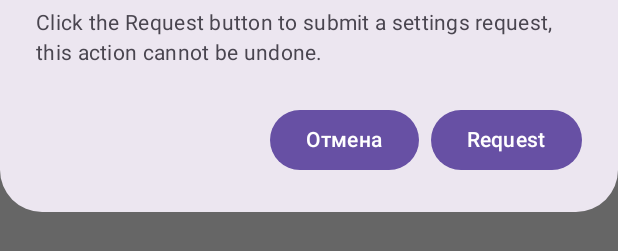
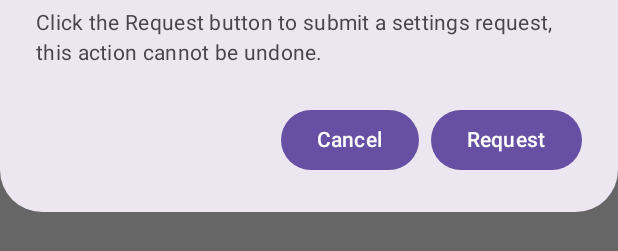
Before and after one commit to ByteFlipper-58/FFSensitivities2, an Android app built with Jetpack Compose: the @Preview function PreviewSensitivitiesRequestDialog, on a phone screen of 412 x 824 dp. Shown: the part 667-918 px from the top of the screen. Run offline under Robolectric (Android 15) with nearby library versions, the phone set to English and light mode, and no system bars.

Commit message:
Добавлены новые и недостающиеся локализации

```diff
--- a/app/src/main/AndroidManifest.xml
+++ b/app/src/main/AndroidManifest.xml
@@ -5,6 +5,7 @@
     <uses-permission android:name="android.permission.POST_NOTIFICATIONS"/>
     <uses-permission android:name="android.permission.INTERNET" />
     <uses-permission android:name="android.permission.ACCESS_NETWORK_STATE" />
+    <uses-permission android:name="android.permission.ACCESS_WIFI_STATE" />
     <uses-permission android:name="com.google.android.gms.permission.AD_ID" />
 
     <application
--- a/app/src/main/java/com/byteflipper/ffsensitivities/data/remote/BugReportApi.kt
+++ b/app/src/main/java/com/byteflipper/ffsensitivities/data/remote/BugReportApi.kt
@@ -73,12 +73,12 @@ suspend fun sendBugReport(tag: String, message: String): Result<ApiResponse> {
     // Проверяем ограничения API
     if (message.length > 4096) {
         Log.w(TAG, "Message too long: ${message.length} characters (max 4096)")
-        return Result.failure(Exception("Сообщение слишком длинное (${message.length} символов, максимум 4096)"))
+        return Result.failure(Exception("Message too long (${message.length} characters, maximum 4096)"))
     }
 
     if (tag.isBlank()) {
         Log.w(TAG, "Tag is blank")
-        return Result.failure(Exception("Тег не может быть пустым"))
+        return Result.failure(Exception("Tag cannot be empty"))
     }
 
     val client = createHttpClient()
--- a/app/src/main/java/com/byteflipper/ffsensitivities/presentation/ui/dialogs/SensitivitiesRequestDialog.kt
+++ b/app/src/main/java/com/byteflipper/ffsensitivities/presentation/ui/dialogs/SensitivitiesRequestDialog.kt
@@ -86,7 +86,7 @@ fun SensitivitiesRequestDialog(onDismiss: () -> Unit, onRequestSent: () -> Unit)
                 }
             ) {
                 Text(
-                    text = if (isLoading) "Отправка..."
+                    text = if (isLoading) context.getString(R.string.request_sensitivities_settings_button_sending)
                           else context.getString(R.string.request_sensitivities_settings_button)
                 )
             }
@@ -96,7 +96,7 @@ fun SensitivitiesRequestDialog(onDismiss: () -> Unit, onRequestSent: () -> Unit)
                 enabled = !isLoading,
                 onClick = onDismiss
             ) {
-                Text(text = "Отмена")
+                Text(text = context.getString(R.string.request_sensitivities_settings_cancel))
             }
         }
     )
--- a/app/src/main/res/values/strings.xml
+++ b/app/src/main/res/values/strings.xml
@@ -66,6 +66,8 @@
     <string name="request_sensitivities_settings_message">Information that will be sent to the developer</string>
     <string name="request_sensitivities_settings_message_two">Click the Request button to submit a settings request, this action cannot be undone.</string>
     <string name="request_sensitivities_settings_button">Request</string>
+    <string name="request_sensitivities_settings_button_sending">Sending...</string>
+    <string name="request_sensitivities_settings_cancel">Cancel</string>
     <string name="request_sensitivities_settings_success">Request sent successfully!\nWe will add a new setting soon.</string>
 
     <!-- Devices List Screen -->
--- a/ui-components/src/main/java/com/byteflipper/ui_components/onboarding/OnboardingBottomBarImproved.kt
+++ b/ui-components/src/main/java/com/byteflipper/ui_components/onboarding/OnboardingBottomBarImproved.kt
@@ -45,6 +45,7 @@ import androidx.compose.ui.res.stringResource
 import androidx.compose.ui.text.font.FontWeight
 import androidx.compose.ui.unit.Dp
 import androidx.compose.ui.unit.dp
+import androidx.compose.ui.res.stringResource
 import com.byteflipper.ui_components.R
 
 /**
@@ -212,12 +213,12 @@ private fun OnboardingProgressBar(
             verticalAlignment = Alignment.CenterVertically
         ) {
             Text(
-                text = "Шаг ${currentStep + 1} из $totalSteps",
+                text = stringResource(R.string.onboarding_step_indicator, currentStep + 1, totalSteps),
                 style = MaterialTheme.typography.bodySmall,
                 color = MaterialTheme.colorScheme.onSurface.copy(alpha = 0.7f)
             )
             Text(
-                text = "${((currentStep + 1) * 100 / totalSteps)}%",
+                text = stringResource(R.string.onboarding_progress_percent, (currentStep + 1) * 100 / totalSteps),
                 style = MaterialTheme.typography.bodySmall,
                 fontWeight = FontWeight.Medium,
                 color = MaterialTheme.colorScheme.primary
--- a/ui-components/src/main/java/com/byteflipper/ui_components/onboarding/OnboardingContainer.kt
+++ b/ui-components/src/main/java/com/byteflipper/ui_components/onboarding/OnboardingContainer.kt
@@ -29,6 +29,8 @@ import androidx.compose.runtime.snapshotFlow
 import androidx.compose.ui.Alignment
 import androidx.compose.ui.Modifier
 import androidx.compose.ui.unit.dp
+import androidx.compose.ui.res.stringResource
+import com.byteflipper.ui_components.R
 import kotlinx.coroutines.launch
 
 /**
@@ -172,8 +174,8 @@ private fun OnboardingTopBar(
             style = MaterialTheme.typography.headlineSmall,
             color = MaterialTheme.colorScheme.onSurface
         )
-        Text(
-            text = "$currentStep из $totalSteps",
+                    Text(
+                text = stringResource(R.string.onboarding_step_indicator, currentStep, totalSteps),
             style = MaterialTheme.typography.bodyMedium,
             color = MaterialTheme.colorScheme.onSurface.copy(alpha = 0.7f)
         )
```
Also changed, not shown: ui-components/src/main/java/com/byteflipper/ui_components/onboarding/OnboardingExample.kt (+10 -8 lines), ui-components/src/main/res/values/strings.xml (+10 -3 lines), 29 other files.
